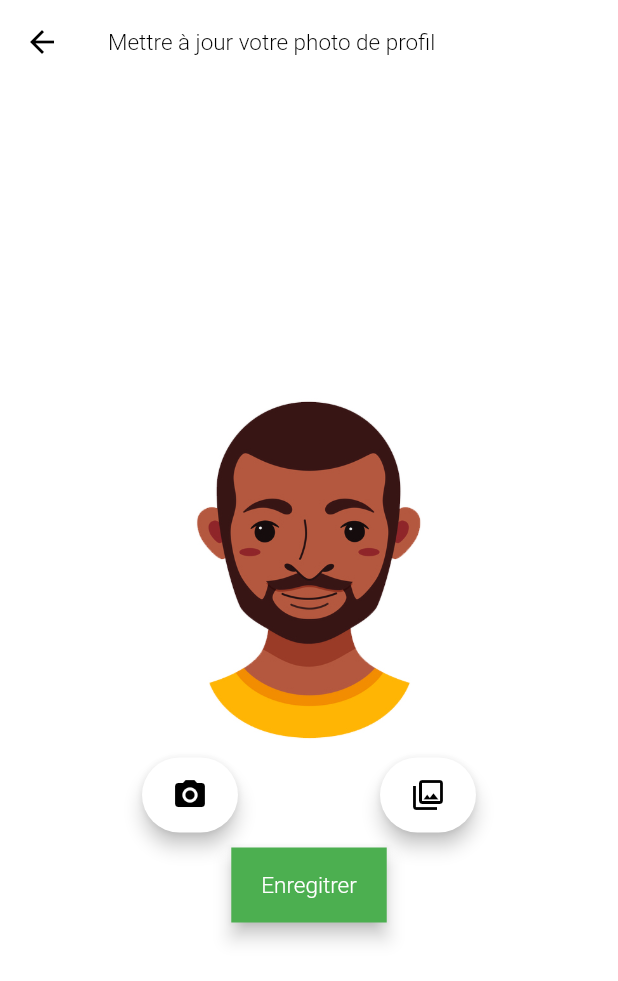
After one commit to lordGmz/testcrud_mysql, a Flutter app: the OurProfileImage screen opened directly, after a tap on "Enregitrer", on a phone screen of 412 x 824 dp. The commit adds this screen. Shown: the top 981 px of the screen. Run offline on Flutter 3.47's test engine with Material 2 defaults, Android fonts, the light colour scheme and no system bars; our stand-ins replace email_validator, flushbar, fluttertoast, image_cropper, image_picker, rflutter_alert and 1 more; missing offline and left inert: flutter_session; accounts and stored records are empty; network calls fail.

Commit message:
profile photo update

```diff
--- a/lib/screens/home/home.dart
+++ b/lib/screens/home/home.dart
@@ -102,8 +102,8 @@ class _OurHomePageState extends State<OurHomePage> {
                       padding: EdgeInsets.all(10.0),
                       child: ClipRRect(
                         borderRadius: BorderRadius.all(Radius.circular(50.0)),
-                        child: Image.asset("assets/avatar.jpg",
-                            height: 75, width: 75),
+                        child: data.length>0  && data[0]["imageUrl"]!="vide" ? Image.network("http://192.168.1.69/profile_photos/"+data[0]["imageUrl"],
+                            height: 75, width: 75) : Image.asset("assets/avatar.jpg", height: 75, width: 75,),
                       ),
                     ),
                     Text(
--- a/lib/screens/register/registerForm.dart
+++ b/lib/screens/register/registerForm.dart
@@ -194,7 +194,7 @@ class _OurRegisterFormState extends State<OurRegisterForm> {
                       prenom: _prenomController.text,
                       password: _passwordController.text,
                       role: "client",
-                      imageUrl: "YO",
+                      imageUrl: "vide",
                     );
                     addUsers(users);
                   }
--- /dev/null
+++ b/lib/screens/setting/profile/profile.dart
@@ -0,0 +1,260 @@
+import 'package:flutter/material.dart';
+import 'package:fluttertoast/fluttertoast.dart';
+import 'package:http/http.dart' as http;
+import 'package:image_cropper/image_cropper.dart';
+import 'package:image_picker/image_picker.dart';
+import 'dart:io';
+import 'dart:convert';
+
+import 'package:shared_preferences/shared_preferences.dart';
+
+class OurProfileImage extends StatefulWidget {
+  @override
+  _OurProfileImageState createState() => _OurProfileImageState();
+}
+
+class _OurProfileImageState extends State<OurProfileImage> {
+  File _selectedFile;
+  bool _inProcess = false;
+  List data = [];
+  String email = "";
+
+  Future getEmail() async {
+    SharedPreferences preferences = await SharedPreferences.getInstance();
+    setState(() {
+      email = preferences.getString('email');
+    });
+  }
+
+  Future getProfile(String m)async{
+    final response = await http.get("http://192.168.1.69/selectProfile.php?email="+m);
+    if (response.statusCode == 200) {
+      setState(() {
+        data = json.decode(response.body);
+      });
+      return data;
+    }else{
+      print("error");
+      return null;
+    }
+  }
+
+  //function for image picking and crop it
+  getImage(ImageSource source) async {
+    this.setState(() {
+      _inProcess = true;
+    });
+    File image = await ImagePicker.pickImage(source: source);
+
+    if (image != null) {
+      File cropped = await ImageCropper.cropImage(
+          sourcePath: image.path,
+          aspectRatio: CropAspectRatio(ratioX: 1, ratioY: 1),
+          compressQuality: 100,
+          maxWidth: 700,
+          maxHeight: 700,
+          compressFormat: ImageCompressFormat.jpg,
+          androidUiSettings: AndroidUiSettings(
+            toolbarColor: Colors.white,
+            toolbarTitle: "Recadrez votre image",
+            statusBarColor: Colors.white,
+            backgroundColor: Colors.white,
+          ));
+
+      this.setState(() {
+        _selectedFile = cropped;
+        _inProcess = false;
+      });
+    } else {
+      this.setState(() {
+        _inProcess = false;
+      });
+    }
+  }
+
+  //function to upload the image
+//  Future uploadImage() async {
+//    final uri = Uri.parse("http://192.168.1.69/uploadImageProfile.php?email="+email); //image link
+//    var request = http.MultipartRequest('POST', uri);
+//    request.fields['name'] = _selectedFile.path;
+//    var pic = await http.MultipartFile.fromPath("image", _selectedFile.path);
+//    request.files.add(pic);
+//    var response = await request.send();
+//    if(response.statusCode== 200){
+
+//    }else{
+//      Fluttertoast.showToast(
+//          msg: "Une erreur s'est produite.",
+//          toastLength: Toast.LENGTH_SHORT,
+//          gravity: ToastGravity.BOTTOM,
+//          timeInSecForIosWeb: 1,
+//          backgroundColor: Colors.red,
+//          textColor: Colors.white,
+//          fontSize: 16.0
+//      );
+//    }
+//  }
+
+  //affiche une image en attendant qu'une autre soit choisie
+  Future test() async{
+    final url = ("http://192.168.1.69/uploadImageProfile.php?email="+email);
+    var res = await http.get(url);
+    if (res.statusCode == 200) {
+      print(res.body);
+    }else{
+      print('Image Not Uploded');
+    }
+  }
+
+  Future uploadImage()async{
+    final uri = Uri.parse("http://192.168.1.69/uploadImageProfile.php?email="+email);
+    var request = http.MultipartRequest('POST',uri);
+    request.fields['name'] = _selectedFile.path;
+    var pic = await http.MultipartFile.fromPath("image", _selectedFile.path);
+    request.files.add(pic);
+    var response = await request.send();
+
+    if (response.statusCode == 200) {
+      Fluttertoast.showToast(
+        msg: "Profil mis à jour.",
+        toastLength: Toast.LENGTH_SHORT,
+        gravity: ToastGravity.BOTTOM,
+        timeInSecForIosWeb: 1,
+        backgroundColor: Colors.black,
+        textColor: Colors.white,
+        fontSize: 16.0
+    );
+    Navigator.pop(context);
+      print('Image Uploded');
+    }else{
+      print('Image Not Uploded');
+    }
+    setState(() {
+    });
+  }
+  @override
+  void initState() {
+    // TODO: implement initState
+    super.initState();
+    getEmail();
+  }
+  Widget getImageWidget() {
+    getProfile(email);
+    if (_selectedFile != null) {
+      return ClipRRect(
+        borderRadius: BorderRadius.all(Radius.circular(150.0)),
+        child: Image.file(
+          _selectedFile,
+          width: 250,
+          height: 250,
+          fit: BoxFit.cover,
+        ),
+      );
+    }else if ( data.isNotEmpty && data.length>0 && data[0]["imageUrl"] !="vide") {
+      return ClipRRect(
+        borderRadius: BorderRadius.all(Radius.circular(150.0)),
+        child: Image.network(
+          "http://192.168.1.69/profile_photos/"+data[0]["imageUrl"],
+          width: 250,
+          height: 250,
+          fit: BoxFit.cover,
+        ),
+      );
+    } else{
+      return ClipRRect(
+        borderRadius: BorderRadius.all(Radius.circular(50.0)),
+        child: Image.asset(
+          "assets/avatar.jpg",
+          width: 250,
+          height: 250,
+          fit: BoxFit.cover,
+        ),
+      );
+    }
+  }
+
+  @override
+  Widget build(BuildContext context) {
+    return Scaffold(
+      appBar: AppBar(
+        elevation: 0,
+        backgroundColor: Colors.transparent,
+        title: Text(
+          "Mettre à jour votre photo de profil",
+          style: TextStyle(
+              fontSize: 15.0, fontWeight: FontWeight.w300, color: Colors.black),
+        ),
+      ),
+      body: Container(
+        child: Column(
+          mainAxisAlignment: MainAxisAlignment.center,
+          children: [
+            Center(
+              child: getImageWidget(),
+            ),
+            Row(
+              mainAxisAlignment: MainAxisAlignment.spaceEvenly,
+              children: [
+                Center(
+                  child: RaisedButton(
+                      child: Padding(
+                          padding: EdgeInsets.symmetric(vertical: 10),
+                          child: Icon(
+                            Icons.camera_alt,
+                            color: Colors.black,
+                          )),
+                      color: Colors.white,
+                      elevation: 5.0,
+                      onPressed: () {
+                        getImage(ImageSource.camera);
+                      }),
+                ),
+                Center(
+                  child: RaisedButton(
+                      child: Padding(
+                        padding: EdgeInsets.symmetric(vertical: 10),
+                        child: Icon(Icons.photo_library_outlined,
+                            color: Colors.black),
+                      ),
+                      color: Colors.white,
+                      elevation: 5.0,
+                      onPressed: () {
+                        getImage(ImageSource.gallery);
+                      }),
+                ),
+              ],
+            ),
+            Column(
+              mainAxisAlignment: MainAxisAlignment.end,
+              children: [
+                Padding(
+                  padding: EdgeInsets.all(10),
+                  child: RaisedButton(
+                      shape: RoundedRectangleBorder(
+                        borderRadius: BorderRadius.circular(0.0),
+                      ),
+                      child: Padding(
+                        padding: EdgeInsets.symmetric(vertical: 10),
+                        child: Text(
+                          "Enregitrer",
+                          style: TextStyle(
+                            color: Colors.white,
+                            fontWeight: FontWeight.w300,
+                            fontSize: 15.0,
+                          ),
+                        ),
+                      ),
+                      color: Colors.green,
+                      elevation: 5.0,
+                      onPressed: () {
+                        uploadImage();
+                      }),
+                )
+              ],
+            )
+          ],
+        ),
+      ),
+    );
+  }
+}
--- a/pubspec.yaml
+++ b/pubspec.yaml
@@ -31,6 +31,8 @@ dependencies:
   flutter_session: ^0.1.1
   shared_preferences:
   fluttertoast:
+  image_picker: ^0.6.7+12
+  image_cropper: ^1.3.1
 
 
   # The following adds the Cupertino Icons font to your application.
```
Also changed, not shown: lib/screens/setting/settingPage.dart (+212 -159 lines), pubspec.lock, 1 other file.
